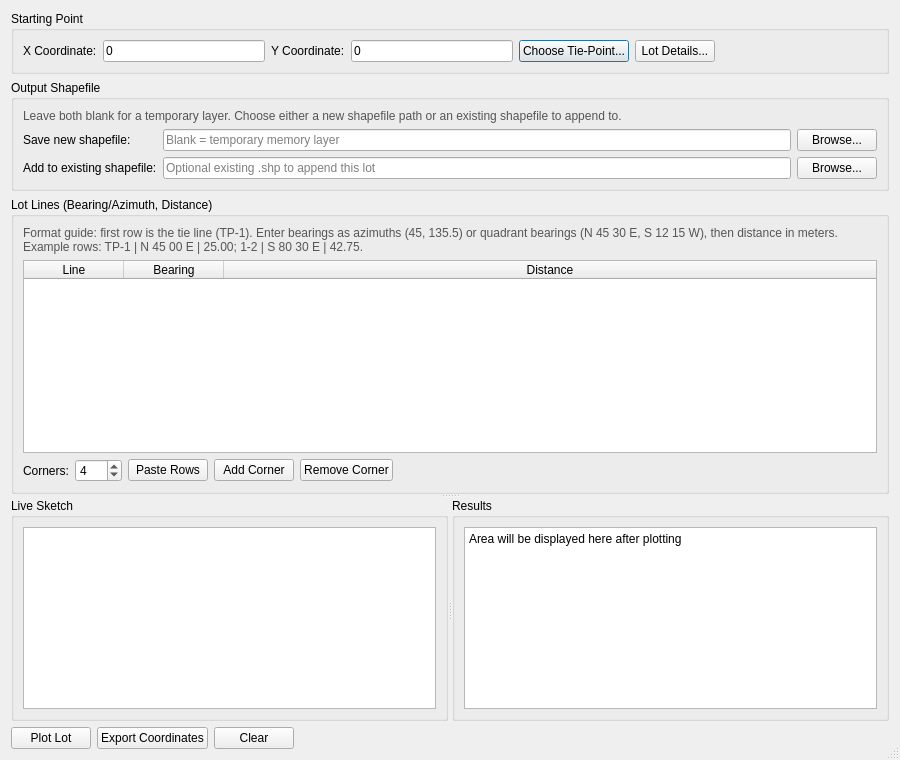
The window that lot_plotter_dialog.ui (pcbarbosa/LotPlotter) describes before a commit, drawn with Qt 5.
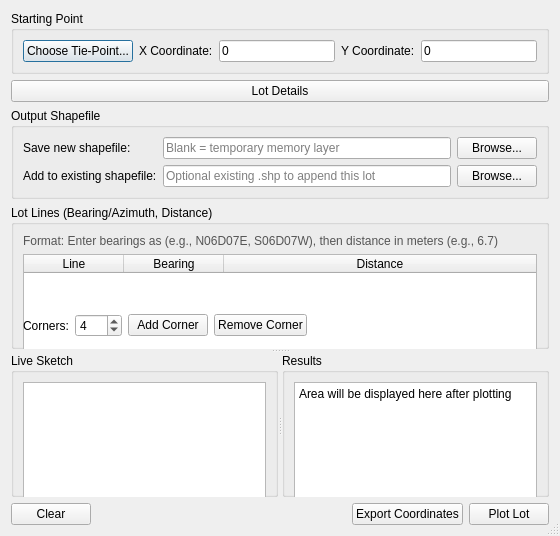
The same window after the commit.

Commit message: Wire Designer dialog layouts and add license

The edit to the form file:
```diff
--- a/lot_plotter_dialog.ui
+++ b/lot_plotter_dialog.ui
@@ -6,8 +6,8 @@
    <rect>
     <x>0</x>
     <y>0</y>
-    <width>900</width>
-    <height>760</height>
+    <width>560</width>
+    <height>536</height>
    </rect>
   </property>
   <property name="minimumSize">
@@ -34,65 +34,52 @@
      <property name="title">
       <string>Starting Point</string>
      </property>
-     <layout class="QHBoxLayout" name="horizontalLayout">
-      <item>
-       <widget class="QLabel" name="label">
+     <layout class="QGridLayout" name="gridLayout">
+      <item row="0" column="4">
+       <widget class="QLineEdit" name="start_y_input">
         <property name="text">
-         <string>X Coordinate:</string>
+         <string>0</string>
         </property>
        </widget>
       </item>
-      <item>
+      <item row="0" column="2">
        <widget class="QLineEdit" name="start_x_input">
         <property name="text">
          <string>0</string>
         </property>
        </widget>
       </item>
-      <item>
+      <item row="0" column="3">
        <widget class="QLabel" name="label_2">
         <property name="text">
          <string>Y Coordinate:</string>
         </property>
        </widget>
       </item>
-      <item>
-       <widget class="QLineEdit" name="start_y_input">
+      <item row="0" column="1">
+       <widget class="QLabel" name="label">
         <property name="text">
-         <string>0</string>
+         <string>X Coordinate:</string>
         </property>
        </widget>
       </item>
-      <item>
+      <item row="0" column="0">
        <widget class="QPushButton" name="choose_tie_btn">
         <property name="text">
          <string>Choose Tie-Point...</string>
         </property>
        </widget>
       </item>
-      <item>
-       <widget class="QPushButton" name="lot_details_btn">
-        <property name="text">
-         <string>Lot Details...</string>
-        </property>
-       </widget>
-      </item>
-      <item>
-       <spacer name="horizontalSpacer">
-        <property name="orientation">
-         <enum>Qt::Horizontal</enum>
-        </property>
-        <property name="sizeHint" stdset="0">
-         <size>
-          <width>40</width>
-          <height>20</height>
-         </size>
-        </property>
-       </spacer>
-      </item>
      </layout>
     </widget>
    </item>
+   <item>
+    <widget class="QPushButton" name="lot_details_btn">
+     <property name="text">
+      <string>Lot Details</string>
+     </property>
+    </widget>
+   </item>
    <item>
     <widget class="QGroupBox" name="output_group">
      <property name="sizePolicy">
@@ -105,19 +92,6 @@
       <string>Output Shapefile</string>
      </property>
      <layout class="QVBoxLayout" name="output_outer_layout">
-      <item>
-       <widget class="QLabel" name="output_help_label">
-        <property name="styleSheet">
-         <string notr="true">color: #555;</string>
-        </property>
-        <property name="text">
-         <string>Leave both blank for a temporary layer. Choose either a new shapefile path or an existing shapefile to append to.</string>
-        </property>
-        <property name="wordWrap">
-         <bool>true</bool>
-        </property>
-       </widget>
-      </item>
       <item>
        <layout class="QFormLayout" name="output_form_layout">
         <item row="0" column="0">
@@ -191,7 +165,7 @@
           <string notr="true">color: #555;</string>
          </property>
          <property name="text">
-          <string>Format guide: first row is the tie line (TP-1). Enter bearings as azimuths (45, 135.5) or quadrant bearings (N 45 30 E, S 12 15 W), then distance in meters. Example rows: TP-1 | N 45 00 E | 25.00; 1-2 | S 80 30 E | 42.75.</string>
+          <string>Format: Enter bearings as (e.g., N06D07E, S06D07W), then distance in meters (e.g., 6.7)</string>
          </property>
          <property name="wordWrap">
           <bool>true</bool>
@@ -251,13 +225,6 @@
            </property>
           </widget>
          </item>
-         <item>
-          <widget class="QPushButton" name="paste_rows_btn">
-           <property name="text">
-            <string>Paste Rows</string>
-           </property>
-          </widget>
-         </item>
          <item>
           <widget class="QPushButton" name="add_corner_btn">
            <property name="text">
@@ -338,20 +305,6 @@
    </item>
    <item>
     <layout class="QHBoxLayout" name="horizontalLayout_3">
-     <item>
-      <widget class="QPushButton" name="plot_btn">
-       <property name="text">
-        <string>Plot Lot</string>
-       </property>
-      </widget>
-     </item>
-     <item>
-      <widget class="QPushButton" name="export_btn">
-       <property name="text">
-        <string>Export Coordinates</string>
-       </property>
-      </widget>
-     </item>
      <item>
       <widget class="QPushButton" name="clear_btn">
        <property name="text">
@@ -372,6 +325,20 @@
        </property>
       </spacer>
      </item>
+     <item>
+      <widget class="QPushButton" name="export_btn">
+       <property name="text">
+        <string>Export Coordinates</string>
+       </property>
+      </widget>
+     </item>
+     <item>
+      <widget class="QPushButton" name="plot_btn">
+       <property name="text">
+        <string>Plot Lot</string>
+       </property>
+      </widget>
+     </item>
     </layout>
    </item>
   </layout>
```
The commit also changes 6 other files.
